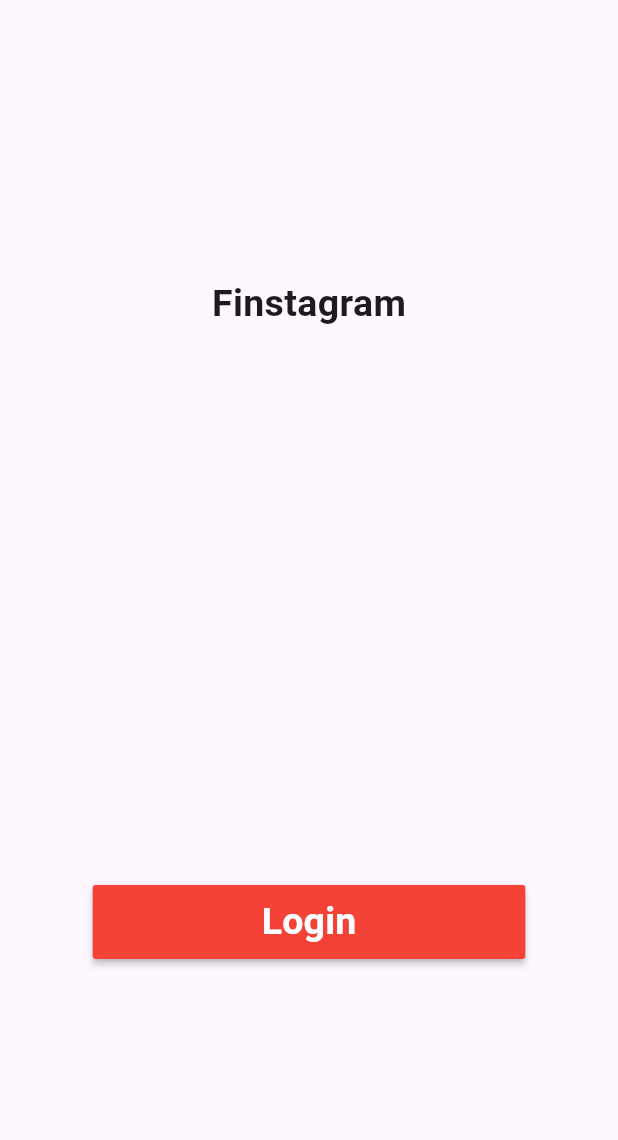
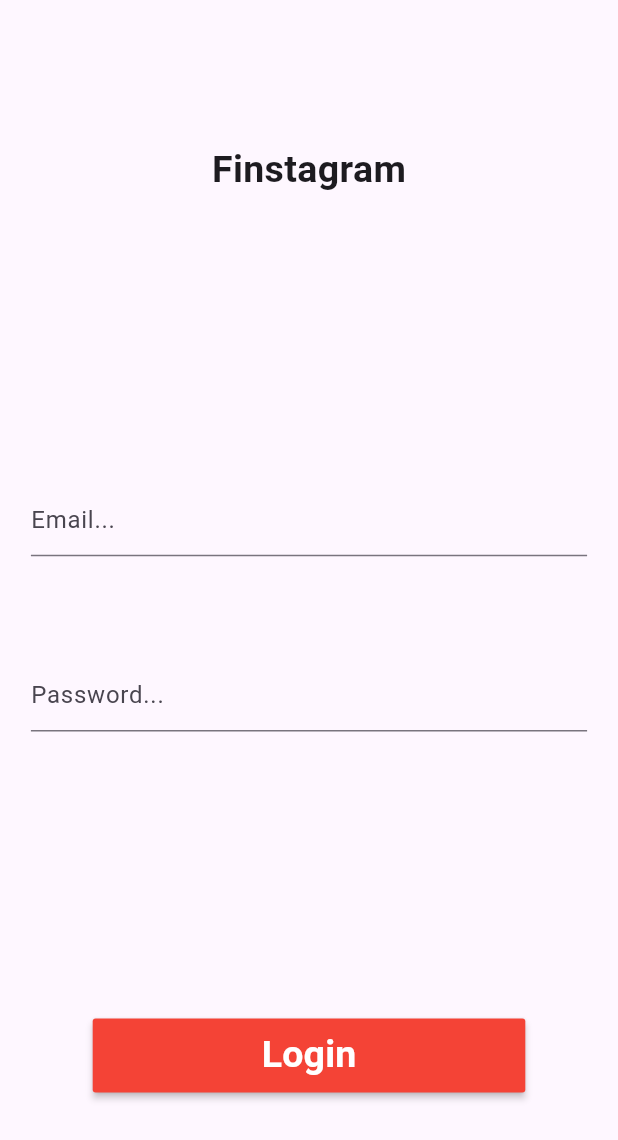
Before and after one commit to Prathamesh-1011/Finstagram, a Flutter app: the screen it shows after launch, on a phone screen of 412 x 824 dp. Shown: the top 1140 px of the screen. Run offline on Flutter 3.47's test engine with Material 3 defaults, Android fonts, the phone set to English and light mode, and no system bars.

Commit message:
implementing login form

```diff
--- a/lib/pages/login_page.dart
+++ b/lib/pages/login_page.dart
@@ -1,3 +1,5 @@
+// ignore_for_file: no_leading_underscores_for_local_identifiers
+
 import 'package:flutter/material.dart';
 
 class LoginPage extends StatefulWidget {
@@ -11,6 +13,11 @@ class LoginPage extends StatefulWidget {
 
 class _LoginPage extends State<LoginPage> {
   double? _deviceHeight, _deviceWidth;
+
+  final GlobalKey<FormState> _loginFormKey = GlobalKey<FormState>();
+
+  String? _email;
+  String? _password;
 
   @override
   Widget build(BuildContext context) {
@@ -29,6 +36,7 @@ class _LoginPage extends State<LoginPage> {
               crossAxisAlignment: CrossAxisAlignment.center,
               children: [
                 _titleWidget(),
+                _loginForm(),
                 _loginButton(),
               ],
             ),
@@ -45,6 +53,57 @@ class _LoginPage extends State<LoginPage> {
         fontSize: 25,
         fontWeight: FontWeight.w600,
       ),
+    );
+  }
+
+  Widget _loginForm() {
+    return Container(
+      height: _deviceHeight! * 0.20,
+      child: Form(
+        key: _loginFormKey,
+        child: Column(
+          mainAxisAlignment: MainAxisAlignment.spaceBetween,
+          mainAxisSize: MainAxisSize.max,
+          crossAxisAlignment: CrossAxisAlignment.center,
+          children: [
+            _emailTextField(),
+            _passwordTextField(),
+          ],
+        ),
+      ),
+    );
+  }
+
+  Widget _emailTextField() {
+    return TextFormField(
+      decoration: const InputDecoration(hintText: "Email..."),
+      onSaved: (_value) {
+        setState(() {
+          _email = _value;
+        });
+      },
+      validator: (_value) {
+        bool _result = _value!.contains(
+          RegExp(
+              r"^[a-zA-Z0-9.!#$%&'*+/=?^_`{|}~-]+@[a-zA-Z0-9](?:[a-zA-Z0-9-]{0,61}[a-zA-Z0-9])?(?:\.[a-zA-Z0-9](?:[a-zA-Z0-9-]{0,61}[a-zA-Z0-9])?)*$"),
+        );
+        return _result ? null : "Please enter a valid email";
+      },
+    );
+  }
+
+  Widget _passwordTextField() {
+    return TextFormField(
+      obscureText: true,
+      decoration: const InputDecoration(hintText: "Password..."),
+      onSaved: (_value) {
+        setState(() {
+          _password = _value;
+        });
+      },
+      validator: (_value) => _value!.length > 6
+          ? null
+          : "Please enter a password greater than 6 characters.",
     );
   }
 
```
Also changed, not shown: 1 other file.
